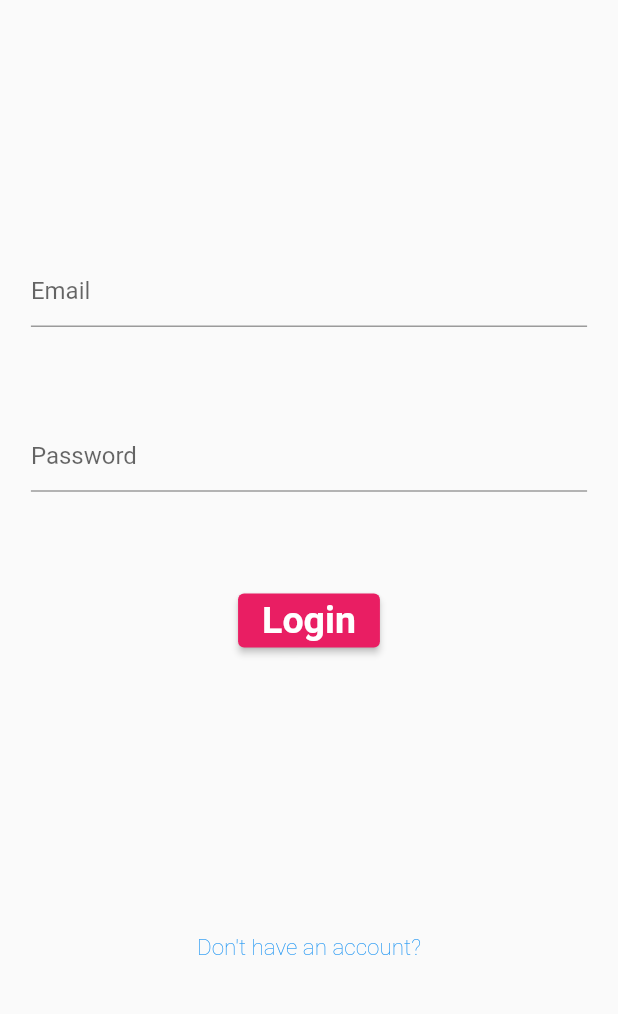
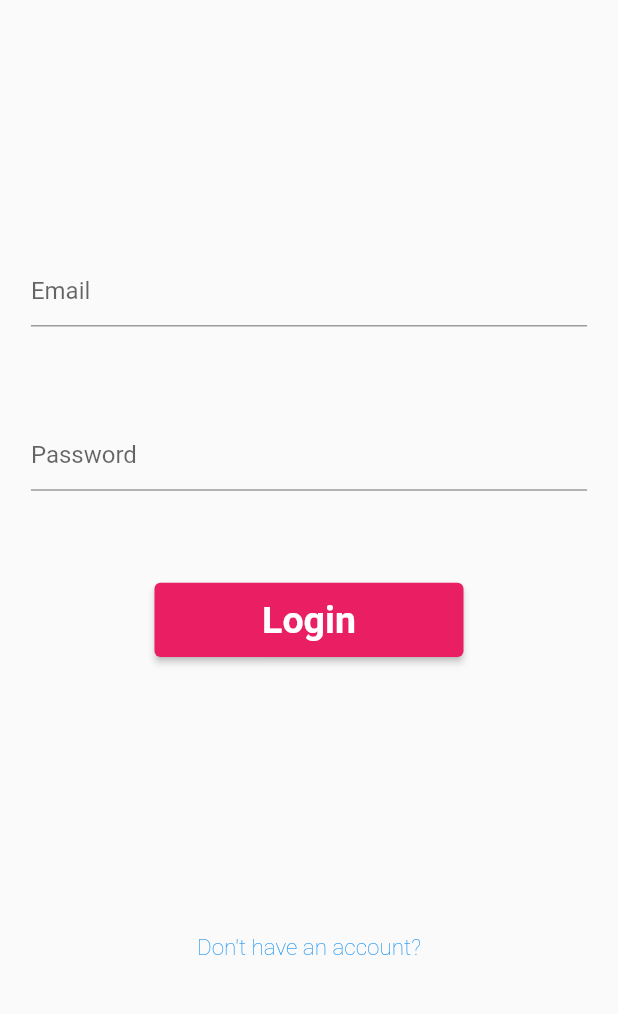
Before and after one commit to nograve/photogram, a Flutter app: the screen it shows after launch, on a phone screen of 412 x 824 dp, the part 148-1162 px from its top. Run offline on Flutter 3.47's test engine with Material 2 defaults, Android fonts, the light colour scheme and no system bars; our stand-ins replace cloud_firestore, file_picker, firebase_auth, firebase_core, firebase_storage, get_it; accounts and stored records are empty.

Commit message:
redesigning login button

```diff
--- a/lib/widgets/login_form.dart
+++ b/lib/widgets/login_form.dart
@@ -60,6 +60,12 @@ class _LoginFormState extends State<LoginForm> {
               },
             ),
             ElevatedButton(
+              style: ButtonStyle(
+                fixedSize: MaterialStateProperty.all(
+                  Size(MediaQuery.of(context).size.width * 0.5,
+                      MediaQuery.of(context).size.height * 0.06),
+                ),
+              ),
               child: const Text(
                 'Login',
                 style: TextStyle(
```
